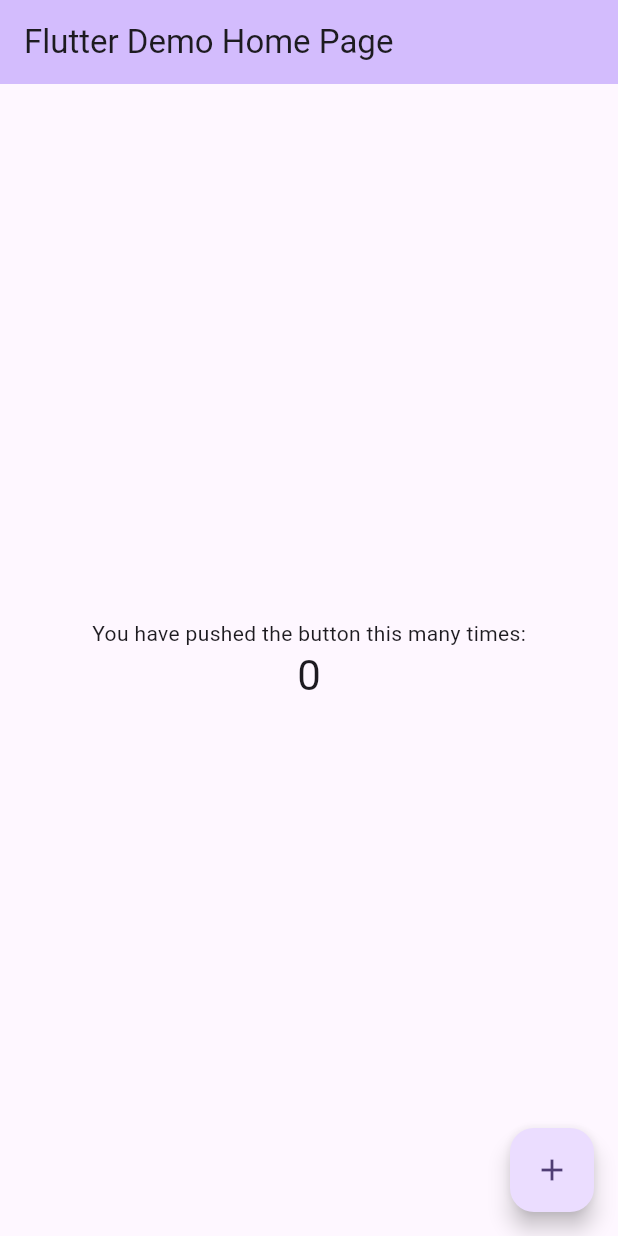
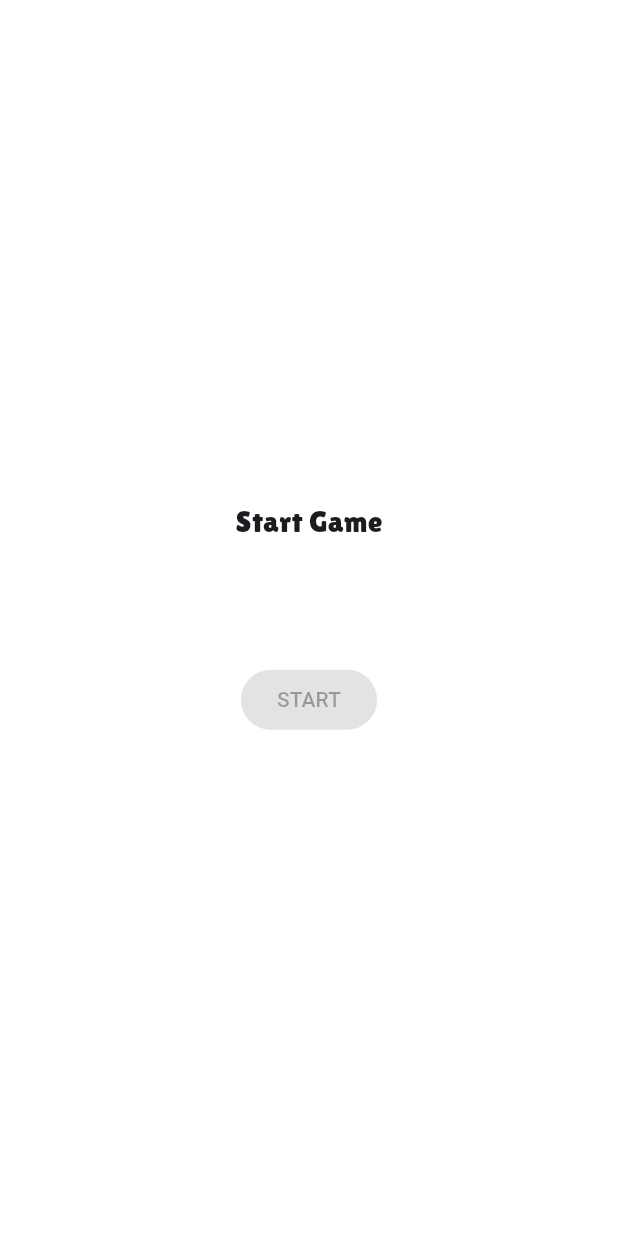
Before and after one commit to ThatLinuxGuyYouKnow/Tic-Tac-Toe, a Flutter app: the screen it shows after launch, on a phone screen of 412 x 824 dp. Run offline on Flutter 3.47's test engine with Material 3 defaults, Android fonts, the phone set to English and light mode, and no system bars; our stand-ins replace google_fonts.

Commit message:
feat: added google_fonts and a start screen

```diff
--- a/lib/main.dart
+++ b/lib/main.dart
@@ -1,4 +1,5 @@
 import 'package:flutter/material.dart';
+import 'package:tic_tac_toe/screens/startScreen.dart';
 
 void main() {
   runApp(const MyApp());
@@ -7,119 +8,14 @@ void main() {
 class MyApp extends StatelessWidget {
   const MyApp({super.key});
 
-  // This widget is the root of your application.
   @override
   Widget build(BuildContext context) {
     return MaterialApp(
-      title: 'Flutter Demo',
-      theme: ThemeData(
-        // This is the theme of your application.
-        //
-        // TRY THIS: Try running your application with "flutter run". You'll see
-        // the application has a purple toolbar. Then, without quitting the app,
-        // try changing the seedColor in the colorScheme below to Colors.green
-        // and then invoke "hot reload" (save your changes or press the "hot
-        // reload" button in a Flutter-supported IDE, or press "r" if you used
-        // the command line to start the app).
-        //
-        // Notice that the counter didn't reset back to zero; the application
-        // state is not lost during the reload. To reset the state, use hot
-        // restart instead.
-        //
-        // This works for code too, not just values: Most code changes can be
-        // tested with just a hot reload.
-        colorScheme: ColorScheme.fromSeed(seedColor: Colors.deepPurple),
-        useMaterial3: true,
-      ),
-      home: const MyHomePage(title: 'Flutter Demo Home Page'),
-    );
+        title: 'Tic Tac Toe',
+        theme: ThemeData(
+          colorScheme: ColorScheme.fromSeed(seedColor: Colors.deepPurple),
+          useMaterial3: true,
+        ),
+        home: StartScreen());
   }
 }
-
-class MyHomePage extends StatefulWidget {
-  const MyHomePage({super.key, required this.title});
-
-  // This widget is the home page of your application. It is stateful, meaning
-  // that it has a State object (defined below) that contains fields that affect
-  // how it looks.
-
-  // This class is the configuration for the state. It holds the values (in this
-  // case the title) provided by the parent (in this case the App widget) and
-  // used by the build method of the State. Fields in a Widget subclass are
-  // always marked "final".
-
-  final String title;
-
-  @override
-  State<MyHomePage> createState() => _MyHomePageState();
-}
-
-class _MyHomePageState extends State<MyHomePage> {
-  int _counter = 0;
-
-  void _incrementCounter() {
-    setState(() {
-      // This call to setState tells the Flutter framework that something has
-      // changed in this State, which causes it to rerun the build method below
-      // so that the display can reflect the updated values. If we changed
-      // _counter without calling setState(), then the build method would not be
-      // called again, and so nothing would appear to happen.
-      _counter++;
-    });
-  }
-
-  @override
-  Widget build(BuildContext context) {
-    // This method is rerun every time setState is called, for instance as done
-    // by the _incrementCounter method above.
-    //
-    // The Flutter framework has been optimized to make rerunning build methods
-    // fast, so that you can just rebuild anything that needs updating rather
-    // than having to individually change instances of widgets.
-    return Scaffold(
-      appBar: AppBar(
-        // TRY THIS: Try changing the color here to a specific color (to
-        // Colors.amber, perhaps?) and trigger a hot reload to see the AppBar
-        // change color while the other colors stay the same.
-        backgroundColor: Theme.of(context).colorScheme.inversePrimary,
-        // Here we take the value from the MyHomePage object that was created by
-        // the App.build method, and use it to set our appbar title.
-        title: Text(widget.title),
-      ),
-      body: Center(
-        // Center is a layout widget. It takes a single child and positions it
-        // in the middle of the parent.
-        child: Column(
-          // Column is also a layout widget. It takes a list of children and
-          // arranges them vertically. By default, it sizes itself to fit its
-          // children horizontally, and tries to be as tall as its parent.
-          //
-          // Column has various properties to control how it sizes itself and
-          // how it positions its children. Here we use mainAxisAlignment to
-          // center the children vertically; the main axis here is the vertical
-          // axis because Columns are vertical (the cross axis would be
-          // horizontal).
-          //
-          // TRY THIS: Invoke "debug painting" (choose the "Toggle Debug Paint"
-          // action in the IDE, or press "p" in the console), to see the
-          // wireframe for each widget.
-          mainAxisAlignment: MainAxisAlignment.center,
-          children: <Widget>[
-            const Text(
-              'You have pushed the button this many times:',
-            ),
-            Text(
-              '$_counter',
-              style: Theme.of(context).textTheme.headlineMedium,
-            ),
-          ],
-        ),
-      ),
-      floatingActionButton: FloatingActionButton(
-        onPressed: _incrementCounter,
-        tooltip: 'Increment',
-        child: const Icon(Icons.add),
-      ), // This trailing comma makes auto-formatting nicer for build methods.
-    );
-  }
-}
--- /dev/null
+++ b/lib/screens/startScreen.dart
@@ -0,0 +1,21 @@
+import 'package:flutter/material.dart';
+import 'package:flutter/widgets.dart';
+import 'package:google_fonts/google_fonts.dart';
+
+class StartScreen extends StatelessWidget {
+  StartScreen({super.key});
+  Widget build(BuildContext context) {
+    return Scaffold(
+        backgroundColor: Colors.white,
+        body: Center(
+            child:
+                Column(mainAxisAlignment: MainAxisAlignment.center, children: [
+          Text(
+            'Start Game',
+            style: GoogleFonts.lilitaOne(fontSize: 20),
+          ),
+          SizedBox(height: 80),
+          ElevatedButton(onPressed: null, child: Text('START'))
+        ])));
+  }
+}
--- a/pubspec.yaml
+++ b/pubspec.yaml
@@ -35,6 +35,7 @@ dependencies:
   # The following adds the Cupertino Icons font to your application.
   # Use with the CupertinoIcons class for iOS style icons.
   cupertino_icons: ^1.0.6
+  google_fonts: ^6.2.1
 
 dev_dependencies:
   flutter_test:
```
Also changed, not shown: pubspec.lock, 1 other file.
